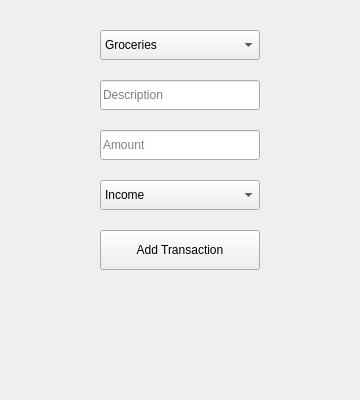
Camrynk0/BudgetTracker, file budget.ui: the form before one commit.
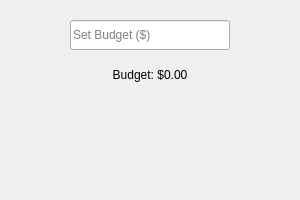
The form after the commit.

Diff of the .ui file:
```diff
--- a/budget.ui
+++ b/budget.ui
@@ -6,135 +6,55 @@
    <rect>
     <x>0</x>
     <y>0</y>
-    <width>360</width>
-    <height>400</height>
+    <width>300</width>
+    <height>200</height>
    </rect>
   </property>
   <property name="windowTitle">
    <string>Budget Tracker</string>
   </property>
 
-  <widget class="QComboBox" name="categoryDropdown">
+  <!-- Budget Input Field -->
+  <widget class="QLineEdit" name="budgetInput">
    <property name="geometry">
     <rect>
-     <x>100</x>
-     <y>30</y>
+     <x>70</x>
+     <y>20</y>
      <width>160</width>
      <height>30</height>
     </rect>
    </property>
-   <item>
-    <property name="text">
-     <string>Groceries</string>
-    </property>
-   </item>
-   <item>
-    <property name="text">
-     <string>Gas</string>
-    </property>
-   </item>
-   <item>
-    <property name="text">
-     <string>Rent</string>
-    </property>
-   </item>
-   <item>
-    <property name="text">
-     <string>Utilities</string>
-    </property>
-   </item>
-   <item>
-    <property name="text">
-     <string>Weekly Paycheck</string>
-    </property>
-   </item>
-   <item>
-    <property name="text">
-     <string>Dining</string>
-    </property>
-   </item>
-   <item>
-    <property name="text">
-     <string>Entertainment</string>
-    </property>
-   </item>
-   <item>
-    <property name="text">
-     <string>Other</string>
-    </property>
-   </item>
-</widget>
-
-  <widget class="QLineEdit" name="descriptionInput">
-   <property name="geometry">
-    <rect>
-     <x>100</x>
-     <y>80</y>
-     <width>160</width>
-     <height>30</height>
-    </rect>
-   </property>
    <property name="placeholderText">
-    <string>Description</string>
+    <string>Set Budget ($)</string>
    </property>
   </widget>
 
-  <widget class="QLineEdit" name="amountInput">
+  <!-- Budget Display Label -->
+  <widget class="QLabel" name="budgetLabel">
    <property name="geometry">
     <rect>
-     <x>100</x>
-     <y>130</y>
+     <x>70</x>
+     <y>60</y>
      <width>160</width>
      <height>30</height>
-    </rect>
-   </property>
-   <property name="placeholderText">
-    <string>Amount</string>
-   </property>
-  </widget>
-
-  <widget class="QComboBox" name="typeDropdown">
-   <property name="geometry">
-    <rect>
-     <x>100</x>
-     <y>180</y>
-     <width>160</width>
-     <height>30</height>
-    </rect>
-   </property>
-   <item>
-    <property name="text">
-     <string>Income</string>
-    </property>
-   </item>
-   <item>
-    <property name="text">
-     <string>Expense</string>
-    </property>
-   </item>
-  </widget>
-
-  <widget class="QPushButton" name="addButton">
-   <property name="geometry">
-    <rect>
-     <x>100</x>
-     <y>230</y>
-     <width>160</width>
-     <height>40</height>
     </rect>
    </property>
    <property name="text">
-    <string>Add Transaction</string>
+    <string>Budget: $0.00</string>
+   </property>
+   <property name="alignment">
+    <set>Qt::AlignCenter</set>
    </property>
   </widget>
 
+  <!-- Result Message Label -->
   <widget class="QLabel" name="resultLabel">
    <property name="geometry">
     <rect>
-     <x>60</x>
-     <y>300</y>
+     <x>30</x>
+     <y>110</y>
      <width>240</width>
-     <height>50</height>
+     <height>40</height>
     </rect>
    </property>
    <property name="text">
```
